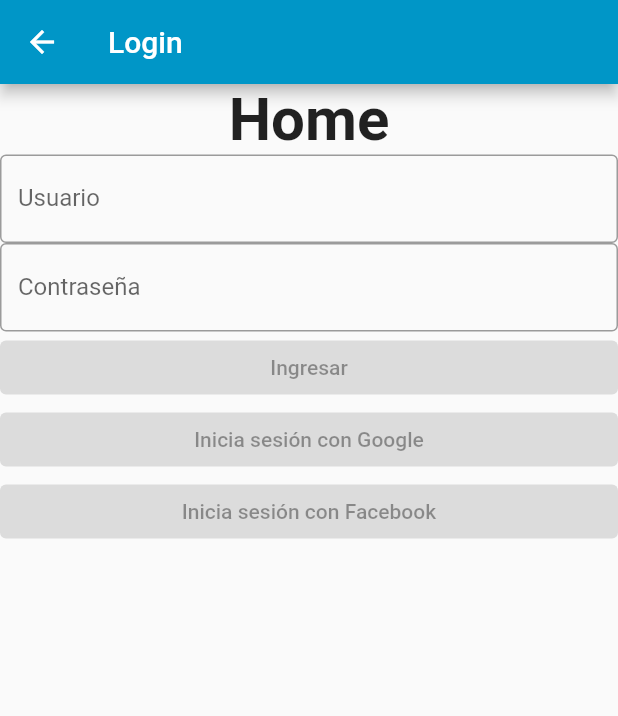
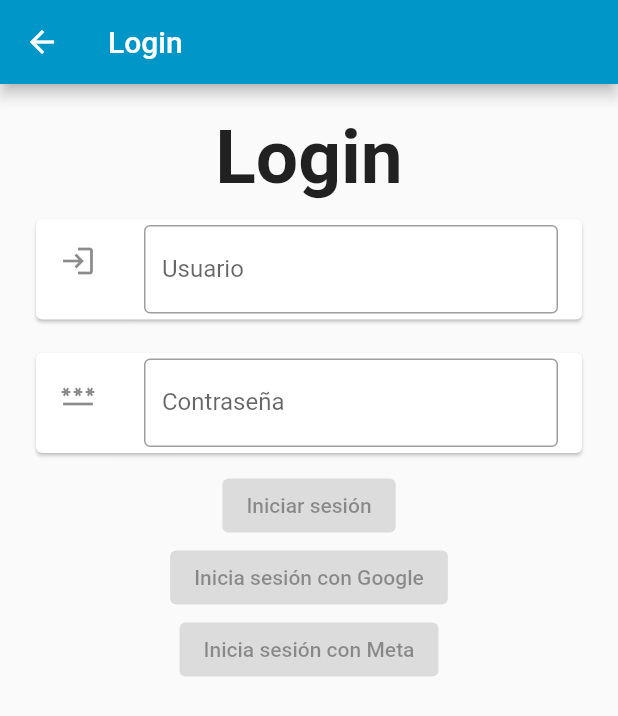
Before and after one commit to dorelysm/app_trabajo_discapacidades, a Flutter app: the screen it shows after launch, after a tap on "Login", on a phone screen of 412 x 824 dp. Shown: the top 716 px of the screen. Run offline on Flutter 3.47's test engine with Material 2 defaults, Android fonts, the phone set to English and light mode, and no system bars; Roboto replaces fonts that are missing (Rosario).

Commit message:
Formulario de login

```diff
--- a/lib/pages/home.dart
+++ b/lib/pages/home.dart
@@ -6,7 +6,7 @@ class MyHomePage extends StatelessWidget {
   @override
   Widget build(BuildContext context) {
     return Scaffold(
-        backgroundColor: Color(0xffEEF8FB),
+        backgroundColor: const Color(0xffEEF8FB),
         body: ListView(children: <Widget>[
           const Text(
             'Home',
--- a/lib/pages/login.dart
+++ b/lib/pages/login.dart
@@ -1,7 +1,16 @@
 import 'package:flutter/material.dart';
 
-class LoginPage extends StatelessWidget {
+class LoginPage extends StatefulWidget {
   const LoginPage({Key? key}) : super(key: key);
+
+  @override
+  State<LoginPage> createState() => _LoginPageState();
+}
+
+class _LoginPageState extends State<LoginPage> {
+  GlobalKey<FormState> keyForm = GlobalKey();
+  TextEditingController usuarioTextController = TextEditingController();
+  TextEditingController contrasenaTextController = TextEditingController();
 
   @override
   Widget build(BuildContext context) {
@@ -10,38 +19,70 @@ class LoginPage extends StatelessWidget {
           title: const Text('Login'),
           backgroundColor: const Color(0xff0096C7),
         ),
-        body: ListView(children: const <Widget>[
-          Text(
-            'Home',
+        body: SingleChildScrollView(
+          child: Container(
+            margin: const EdgeInsets.all(20.0),
+            child: Form(
+              key: keyForm,
+              child: formularioLogin(),
+            ),
+          ),
+        ),
+    );
+  }
+
+  //Diseño de los elementos del formulario
+  formItemsDesign(icon, item) {
+    return Padding(
+      padding: const EdgeInsets.symmetric(vertical: 7),
+      child: Card(child: ListTile(leading: Icon(icon), title: item)),
+    );
+  }
+
+  Widget formularioLogin() {
+    return Column(
+      children: <Widget>[
+        const Text(
+            'Login',
             textAlign: TextAlign.center,
             style: TextStyle(
                 fontFamily: 'Rosario',
                 fontWeight: FontWeight.bold,
-                fontSize: 40),
+                fontSize: 50),
+        ),
+
+        formItemsDesign(
+          Icons.login,
+          TextFormField(
+            controller: usuarioTextController,
+            decoration: const InputDecoration(
+              labelText: 'Usuario',
+              border: OutlineInputBorder(),
+            ),
+          )
           ),
-          //Boton de User
-          TextField(
-            decoration: InputDecoration(
+        formItemsDesign(
+          Icons.password,
+          TextFormField(
+            controller: usuarioTextController,
+            obscureText: true,
+            decoration: const InputDecoration(
+              labelText: 'Contraseña',
               border: OutlineInputBorder(),
-              labelText: 'Usuario',
             ),
+          )
           ),
-          //Boton de Password
-          TextField(
-            obscureText: true,
-            decoration: InputDecoration(
-              border: OutlineInputBorder(),
-              labelText: 'Contraseña',
-            ),
-          ),
-          //Boton de Ingresar
-          ElevatedButton(onPressed: null, child: Text('Ingresar')),
-          //Boton de Iniciar sesión con Google
-          ElevatedButton(
-              onPressed: null, child: Text('Inicia sesión con Google')),
-          //Boton de Iniciar con Meta
-          ElevatedButton(
-              onPressed: null, child: Text('Inicia sesión con Facebook')),
-        ]));
+
+        const ElevatedButton(onPressed: null, child: Text("Iniciar sesión")),
+
+        const ElevatedButton(onPressed: null, child: Text("Inicia sesión con Google")),
+
+        const ElevatedButton(onPressed: null, child: Text("Inicia sesión con Meta")),
+
+
+      ],
+    );
   }
+
+
 }
```
